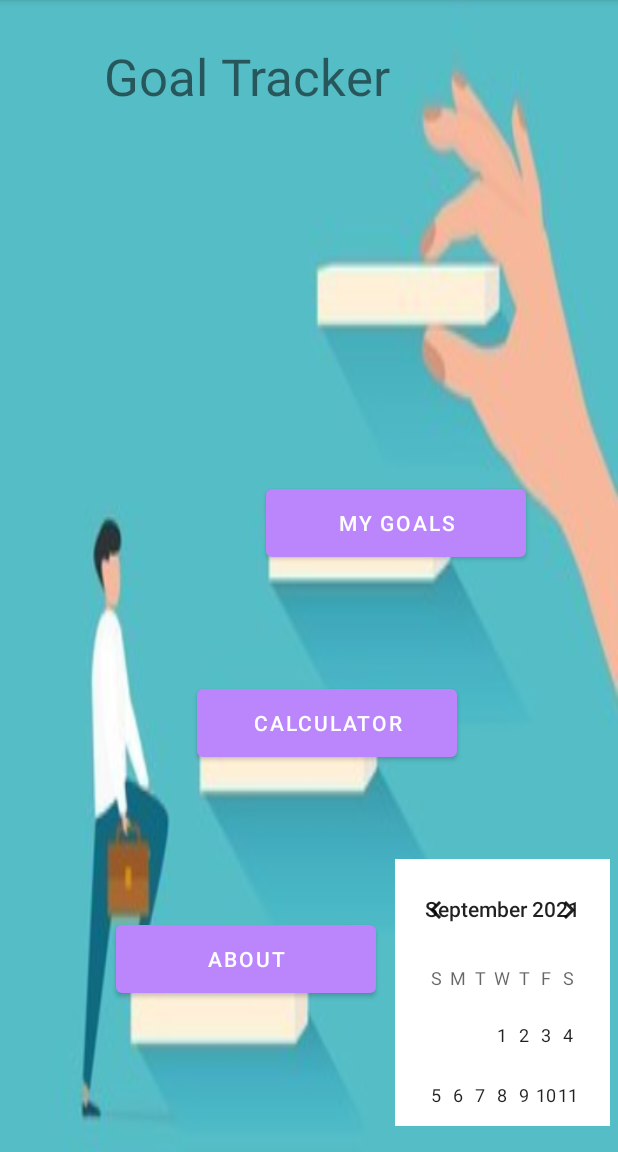
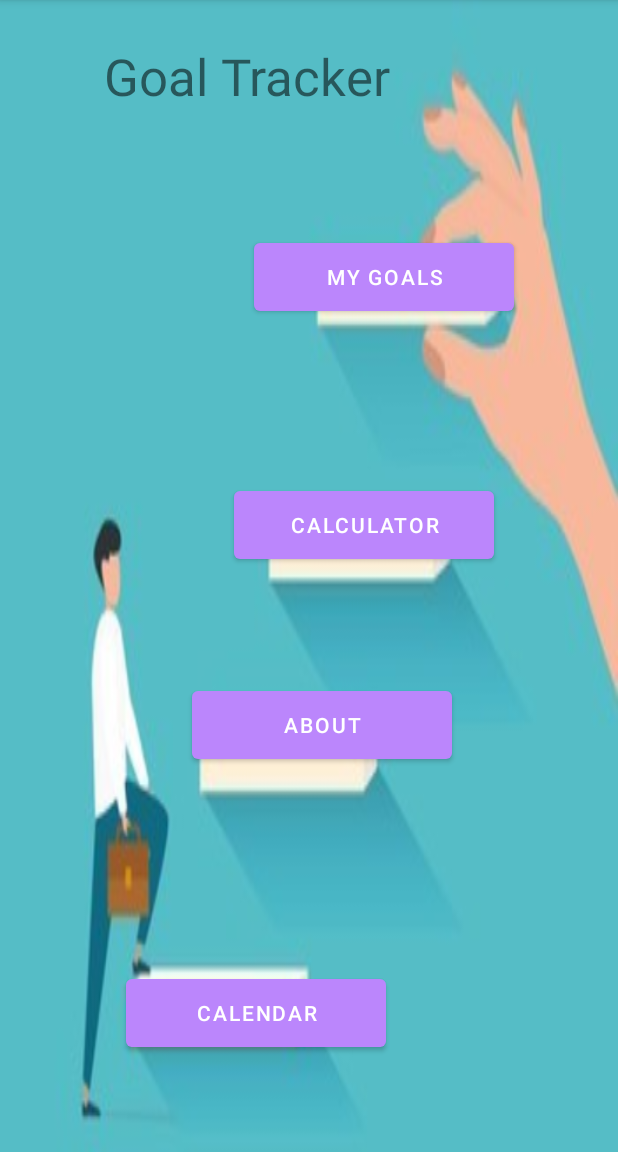
Before and after one commit to sanduni2000/Gravity, an Android app: the screen it shows after launch (MainActivity), on a phone screen of 412 x 824 dp, the part 84-1236 px from its top. Run offline under Robolectric (Android 15) with nearby library versions, the phone set to English and light mode, and no system bars.

Commit message:
Sanduni_commit

```diff
--- a/app/src/main/AndroidManifest.xml
+++ b/app/src/main/AndroidManifest.xml
@@ -9,6 +9,9 @@
         android:roundIcon="@mipmap/ic_launcher_round"
         android:supportsRtl="true"
         android:theme="@style/Theme.WINISH">
+        <activity
+            android:name=".Calendar"
+            android:exported="true" />
         <activity
             android:name=".About"
             android:exported="true" />
--- a/app/src/main/java/com/example/winish/MainActivity.java
+++ b/app/src/main/java/com/example/winish/MainActivity.java
@@ -35,6 +35,16 @@ public class  MainActivity extends AppCompatActivity {
 
         });
 
+        Button Calendar = (Button) findViewById(R.id.Calendar);
+        Calendar.setOnClickListener(new View.OnClickListener() {
+            @Override
+            public void onClick(View v) {
+                Intent intent9 = new Intent(MainActivity.this, Calendar.class);
+                startActivity(intent9);
+            }
+
+        });
+
 
 
 
--- a/app/src/main/res/layout/activity_main.xml
+++ b/app/src/main/res/layout/activity_main.xml
@@ -7,41 +7,40 @@
     android:background="@drawable/backimg"
     tools:context=".Goal_Details">
 
+
+    <Button
+        android:id="@+id/Calendar"
+        android:layout_width="173dp"
+        android:layout_height="57dp"
+        android:layout_marginBottom="64dp"
+        android:text="@string/Calendar"
+        app:backgroundTint="@color/purple_200"
+        app:layout_constraintBottom_toBottomOf="parent"
+        app:layout_constraintEnd_toEndOf="parent"
+        app:layout_constraintHorizontal_bias="0.352"
+        app:layout_constraintStart_toStartOf="parent" />
+
     <Button
         android:id="@+id/About"
         android:layout_width="173dp"
         android:layout_height="57dp"
-        android:layout_marginTop="100dp"
+        android:layout_marginTop="76dp"
         android:text="@string/About"
         app:backgroundTint="@color/purple_200"
-        app:layout_constraintBottom_toBottomOf="parent"
         app:layout_constraintEnd_toEndOf="parent"
-        app:layout_constraintHorizontal_bias="0.323"
+        app:layout_constraintHorizontal_bias="0.537"
         app:layout_constraintStart_toStartOf="parent"
-        app:layout_constraintTop_toBottomOf="@+id/button6"
-        app:layout_constraintVertical_bias="0.0" />
-
-    <CalendarView
-        android:id="@+id/calendarView"
-        android:layout_width="143dp"
-        android:layout_height="178dp"
-        android:background="@android:color/background_light"
-        app:layout_constraintBottom_toBottomOf="parent"
-        app:layout_constraintEnd_toEndOf="parent"
-        app:layout_constraintHorizontal_bias="0.981"
-        app:layout_constraintStart_toStartOf="parent"
-        app:layout_constraintTop_toTopOf="parent"
-        app:layout_constraintVertical_bias="0.971" />
+        app:layout_constraintTop_toBottomOf="@+id/button6" />
 
     <Button
         android:id="@+id/button6"
         android:layout_width="173dp"
         android:layout_height="57dp"
-        android:layout_marginTop="76dp"
+        android:layout_marginTop="108dp"
         android:text="@string/Abouta"
         app:backgroundTint="@color/purple_200"
         app:layout_constraintEnd_toEndOf="parent"
-        app:layout_constraintHorizontal_bias="0.55"
+        app:layout_constraintHorizontal_bias="0.655"
         app:layout_constraintStart_toStartOf="parent"
         app:layout_constraintTop_toBottomOf="@+id/Goal" />
 
@@ -60,11 +59,11 @@
         android:id="@+id/Goal"
         android:layout_width="173dp"
         android:layout_height="57dp"
-        android:layout_marginTop="320dp"
+        android:layout_marginTop="156dp"
         android:text="@string/Goal"
         app:backgroundTint="@color/purple_200"
         app:layout_constraintEnd_toEndOf="parent"
-        app:layout_constraintHorizontal_bias="0.743"
+        app:layout_constraintHorizontal_bias="0.71"
         app:layout_constraintStart_toStartOf="parent"
         app:layout_constraintTop_toTopOf="parent" />
 
--- a/app/src/main/res/values/strings.xml
+++ b/app/src/main/res/values/strings.xml
@@ -22,4 +22,6 @@
     <string name="btnNxt">Next</string>
     <string name="About">About</string>
     <string name="Nxt">Next</string>
+    <string name="Next1">Next</string>
+    <string name="Calendar">Calendar</string>
 </resources>
```
Also changed, not shown: app/src/main/java/com/example/winish/Calendar.java (added, +28 -0 lines), app/src/main/res/layout/activity_calendar.xml (added, +36 -0 lines).
